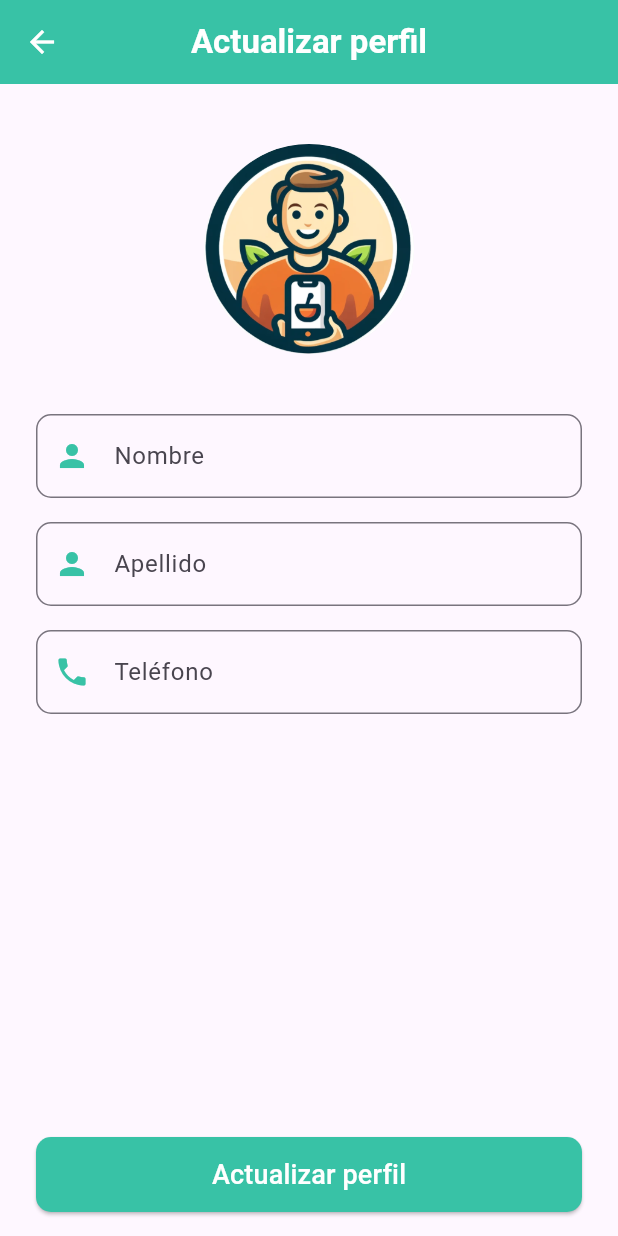
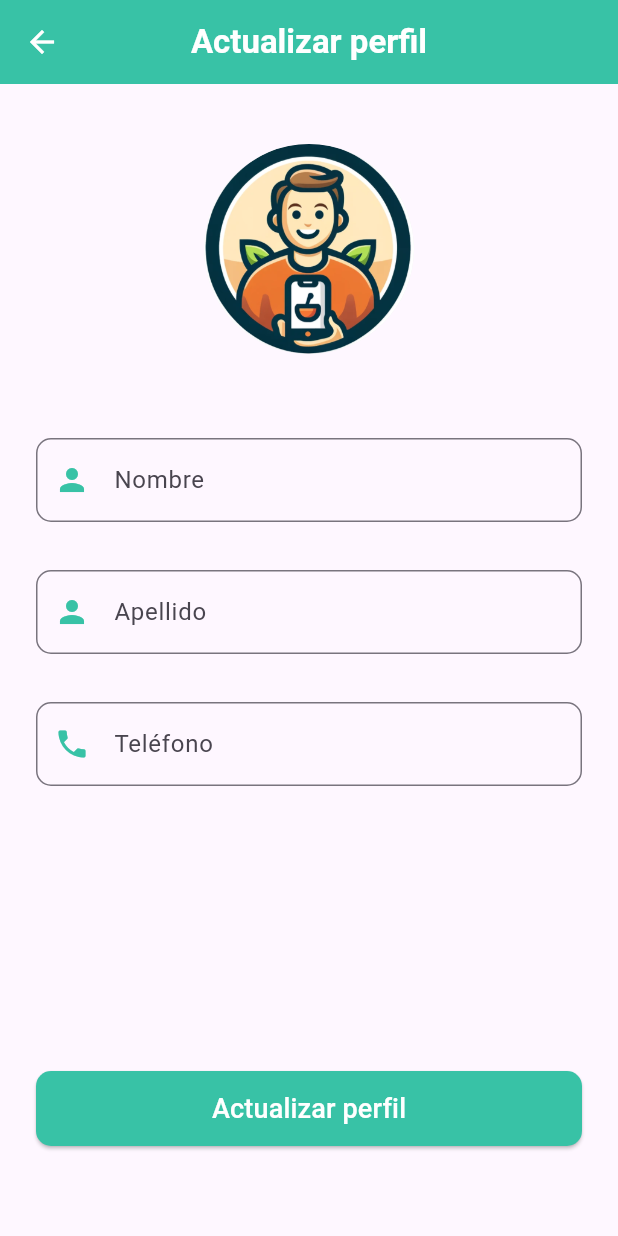
Before and after one commit to Leticia-PenhaG/FrontendLomiChef, a Flutter app: the ClientUpdatePage screen opened by its route, on a phone screen of 412 x 824 dp. Run offline on Flutter 3.47's test engine with Material 3 defaults, Android fonts, the phone set to English and light mode, and no system bars; our stand-ins replace image_picker, shared_preferences, sn_progress_dialog; accounts and stored records are empty.

Commit message:
ajustes en el padding

```diff
--- a/lib/src/pages/client/update/client_update_page.dart
+++ b/lib/src/pages/client/update/client_update_page.dart
@@ -51,7 +51,7 @@ class _ClientUpdatePageState extends State<ClientUpdatePage> {
                 Center(child: _imageUser()),
                 const SizedBox(height: 24),
 
-                const SizedBox(height: 16),
+                const SizedBox(height: 32),
                 _buildTextField(
                   controller: _controllerClientUpdate.nameController,
                   label: 'Nombre',
@@ -60,7 +60,7 @@ class _ClientUpdatePageState extends State<ClientUpdatePage> {
                       ? 'El nombre es obligatorio'
                       : null,
                 ),
-                const SizedBox(height: 16),
+                const SizedBox(height: 32),
                 _buildTextField(
                   controller: _controllerClientUpdate.lastNameController,
                   label: 'Apellido',
@@ -69,7 +69,7 @@ class _ClientUpdatePageState extends State<ClientUpdatePage> {
                       ? 'El apellido es obligatorio'
                       : null,
                 ),
-                const SizedBox(height: 16),
+                const SizedBox(height: 32),
                 _buildTextField(
                   controller: _controllerClientUpdate.phoneController,
                   label: 'Teléfono',
@@ -83,7 +83,7 @@ class _ClientUpdatePageState extends State<ClientUpdatePage> {
         ),
       ),
       bottomNavigationBar: Padding(
-        padding: const EdgeInsets.symmetric(horizontal: 24, vertical: 16),
+        padding: const EdgeInsets.fromLTRB(24, 16, 24, 60),
         child: SizedBox(
           width: double.infinity,
           height: 50,
```
